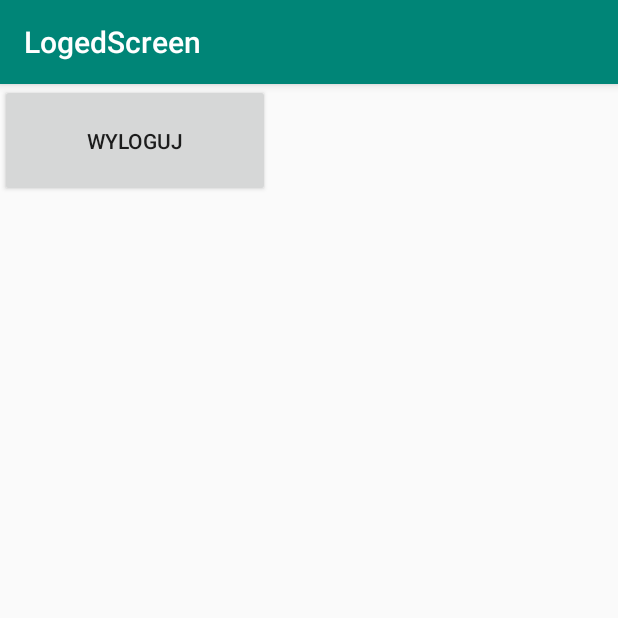
After one commit to Becia09/Pat2019_Beata_Piotrowska, an Android app: the LogedScreen screen opened directly, with no data from a screen before it, on a phone screen of 412 x 824 dp, the top half of it. The commit adds this screen. Run offline under Robolectric (Android 15) with nearby library versions, the phone set to English and light mode, and no system bars.

Commit message:
new activity

```diff
--- /dev/null
+++ b/android1/app/src/main/java/com/example/becia/beatapiotrowska/LogedScreen.java
@@ -0,0 +1,31 @@
+package com.example.becia.beatapiotrowska;
+
+import android.os.Bundle;
+import android.support.design.widget.FloatingActionButton;
+import android.support.design.widget.Snackbar;
+import android.support.v7.app.AppCompatActivity;
+import android.support.v7.widget.Toolbar;
+import android.view.View;
+import android.widget.Button;
+
+public class LogedScreen extends AppCompatActivity {
+
+    @Override
+    protected void onCreate(Bundle savedInstanceState) {
+        super.onCreate(savedInstanceState);
+        setContentView(R.layout.activity_loged_screen);
+        Toolbar toolbar = (Toolbar) findViewById(R.id.toolbar);
+        setSupportActionBar(toolbar);
+
+    }
+
+    /*Button buttonLogin = (Button)findViewById(R.id.login);  //przycisk wyloguj
+        buttonLogin.setOnClickListener(new View.OnClickListener() {
+
+        @Override
+        public void onClick(View view) {
+
+        }
+    });*/
+
+}
--- /dev/null
+++ b/android1/app/src/main/res/layout/activity_loged_screen.xml
@@ -0,0 +1,25 @@
+<?xml version="1.0" encoding="utf-8"?>
+<android.support.design.widget.CoordinatorLayout xmlns:android="http://schemas.android.com/apk/res/android"
+    xmlns:app="http://schemas.android.com/apk/res-auto"
+    xmlns:tools="http://schemas.android.com/tools"
+    android:layout_width="match_parent"
+    android:layout_height="match_parent"
+    tools:context=".LogedScreen">
+
+    <android.support.design.widget.AppBarLayout
+        android:layout_width="match_parent"
+        android:layout_height="wrap_content"
+        android:theme="@style/AppTheme.AppBarOverlay">
+
+        <android.support.v7.widget.Toolbar
+            android:id="@+id/toolbar"
+            android:layout_width="match_parent"
+            android:layout_height="?attr/actionBarSize"
+            android:background="?attr/colorPrimary"
+            app:popupTheme="@style/AppTheme.PopupOverlay" />
+
+    </android.support.design.widget.AppBarLayout>
+
+    <include layout="@layout/content_loged_screen" />
+
+</android.support.design.widget.CoordinatorLayout>
--- /dev/null
+++ b/android1/app/src/main/res/layout/content_loged_screen.xml
@@ -0,0 +1,16 @@
+<?xml version="1.0" encoding="utf-8"?>
+<android.support.constraint.ConstraintLayout xmlns:android="http://schemas.android.com/apk/res/android"
+    xmlns:app="http://schemas.android.com/apk/res-auto"
+    xmlns:tools="http://schemas.android.com/tools"
+    android:layout_width="match_parent"
+    android:layout_height="match_parent"
+    app:layout_behavior="@string/appbar_scrolling_view_behavior"
+    tools:context=".LogedScreen"
+    tools:showIn="@layout/activity_loged_screen">
+
+    <Button
+        android:id="@+id/logOut"
+        android:layout_width="180dp"
+        android:layout_height="75dp"
+        android:text="@string/logOut" />
+</android.support.constraint.ConstraintLayout>
--- a/android1/app/src/main/res/values/strings.xml
+++ b/android1/app/src/main/res/values/strings.xml
@@ -1,6 +1,9 @@
 <resources>
     <string name="app_name">beata.piotrowska</string>
     <string name="action_settings">Settings</string>
-    <string name="button1">zaloguj</string>
+    <string name="logIn">Zaloguj</string>
+    <string name="logOut">Wyloguj</string>
     <string name="title_activity_main_screen">LoginScreen</string>
+    <string name="title_activity_loged_screen">LogedScreen</string>
+    <string name="title_activity_home_screen">HomeScreen</string>
 </resources>
```
Also changed, not shown: android1/app/src/main/AndroidManifest.xml (+9 -0 lines), android1/app/src/main/java/com/example/becia/beatapiotrowska/MainScreen.java (+20 -6 lines), android1/app/src/main/res/layout/content_main_screen.xml (+16 -15 lines).
